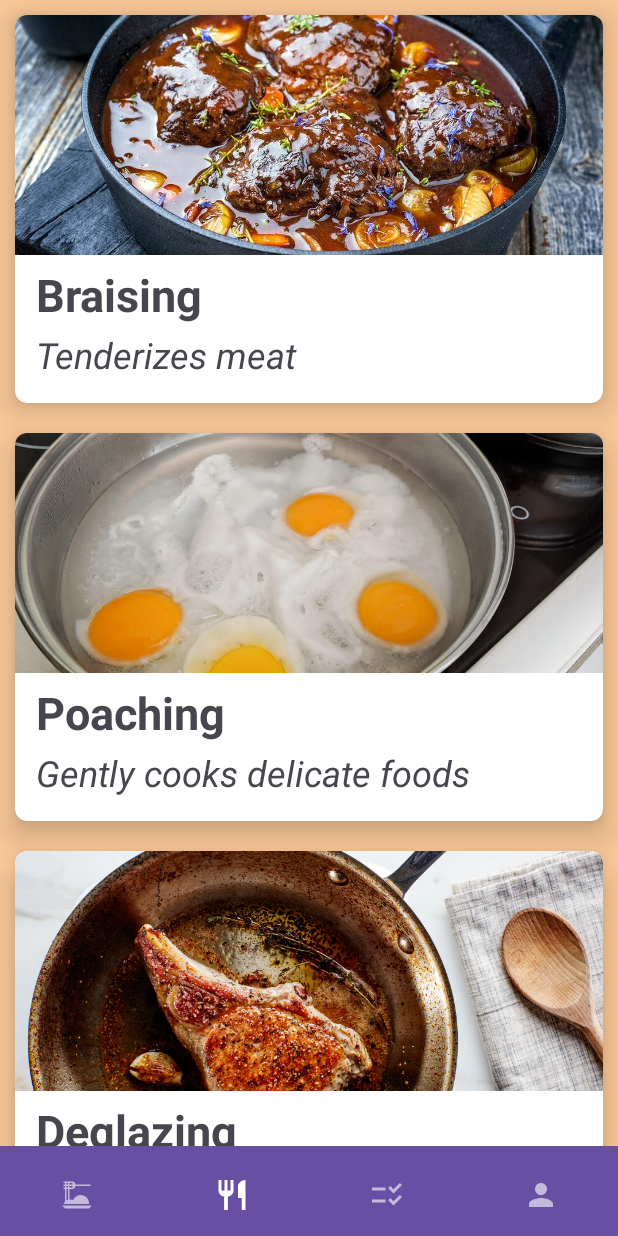
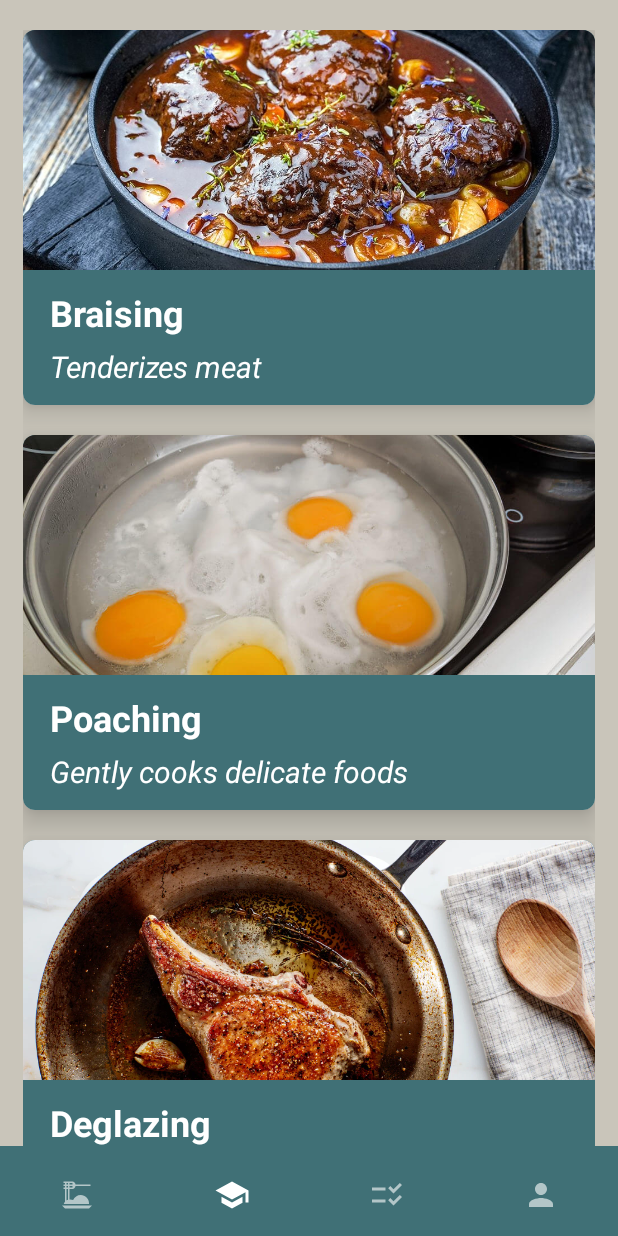
Before and after one commit to LauYanHui/MAD24_P01_05, an Android app: the HomeActivity screen opened directly, with no data from a screen before it, item 2 of the bottom bar chosen, on a phone screen of 412 x 824 dp. Run offline under Robolectric (Android 15) with nearby library versions, the phone set to English and light mode, and no system bars; our stand-ins replace Firebase (no records; nobody signed in at launch, a user with empty details on screens opened directly); libraries missing offline, so code that uses them is left out: jp.wasabeef.recyclerview; pictures from the network do not load.

Commit message:
fix: change color scheme

```diff
--- a/app/src/main/res/drawable/ic_technique_24.xml
+++ b/app/src/main/res/drawable/ic_technique_24.xml
@@ -1,5 +1,5 @@
 <vector xmlns:android="http://schemas.android.com/apk/res/android" android:height="24dp" android:tint="#000000" android:viewportHeight="24" android:viewportWidth="24" android:width="24dp">
 
-    <path android:fillColor="@android:color/white" android:pathData="M11,9L9,9L9,2L7,2v7L5,9L5,2L3,2v7c0,2.12 1.66,3.84 3.75,3.97L6.75,22h2.5v-9.03C11.34,12.84 13,11.12 13,9L13,2h-2v7zM16,6v8h2.5v8L21,22L21,2c-2.76,0 -5,2.24 -5,4z"/>
+    <path android:fillColor="@android:color/white" android:pathData="M5,13.18v4L12,21l7,-3.82v-4L12,17l-7,-3.82zM12,3L1,9l11,6 9,-4.91V17h2V9L12,3z"/>
 
 </vector>
--- a/app/src/main/res/layout/activity_home.xml
+++ b/app/src/main/res/layout/activity_home.xml
@@ -37,7 +37,8 @@
         app:menu="@menu/navbar"
         app:itemRippleColor="@null"
         style="@style/Widget.MaterialComponents.BottomNavigationView.Colored"
-        app:labelVisibilityMode="unlabeled">
+        app:labelVisibilityMode="unlabeled"
+        android:background="@color/carribeanCurrent">
     </com.google.android.material.bottomnavigation.BottomNavigationView>
 
 
--- a/app/src/main/res/layout/fragment_technique.xml
+++ b/app/src/main/res/layout/fragment_technique.xml
@@ -4,15 +4,17 @@
     android:id="@+id/fragment_technique"
     android:layout_width="match_parent"
     android:layout_height="match_parent"
-    tools:context=".activities.TechniqueFragment">
+    tools:context=".activities.TechniqueFragment"
+    android:paddingHorizontal="15dp"
+    android:paddingTop="20dp"
+    android:background="@color/timberWolf">
 
     <androidx.constraintlayout.widget.ConstraintLayout
         xmlns:app="http://schemas.android.com/apk/res-auto"
         android:id="@+id/main"
         android:layout_width="match_parent"
         android:layout_height="match_parent"
-        tools:context=".activities.TechniqueActivity"
-        android:background="#FAC898">
+        tools:context=".activities.TechniqueActivity">
 
         <androidx.recyclerview.widget.RecyclerView
             android:id="@+id/recyclerView"
--- a/app/src/main/res/layout/row_technique.xml
+++ b/app/src/main/res/layout/row_technique.xml
@@ -5,48 +5,49 @@
     android:id="@+id/card"
     android:layout_width="match_parent"
     android:layout_height="wrap_content"
-    android:layout_margin="10dp"
     app:cardCornerRadius="8dp"
-    app:cardElevation="12dp">
+    app:cardElevation="12dp"
+    android:layout_marginBottom="20dp">
 
     <LinearLayout
         android:layout_width="match_parent"
         android:layout_height="wrap_content"
         android:orientation="vertical"
-        android:layout_marginBottom="10dp">
+        android:background="@color/carribeanCurrent">
 
         <ImageView
             android:id="@+id/imageView"
             android:layout_width="match_parent"
             android:layout_height="160dp"
             android:scaleType="centerCrop"
-            android:contentDescription="Image of technique"
+            android:contentDescription="@string/content_description_image_technique"
             tools:srcCompat="@tools:sample/avatars" />
 
         <LinearLayout
             android:layout_width="match_parent"
             android:layout_height="wrap_content"
             android:orientation="vertical"
-            android:layout_marginHorizontal="14dp">
+            android:layout_marginHorizontal="18dp"
+            android:layout_marginVertical="12dp">
 
             <TextView
                 android:id="@+id/tvTitle"
                 android:layout_width="match_parent"
                 android:layout_height="wrap_content"
-                android:text="Title"
-                android:textSize="30sp"
+                android:text="@string/error"
+                android:textSize="24sp"
                 android:textStyle="bold"
-                android:paddingTop="6dp"
-                android:layout_marginBottom="3dp"/>
+                android:textColor="@color/white"
+                android:layout_marginBottom="6dp"/>
 
             <TextView
                 android:id="@+id/tvPurpose"
                 android:layout_width="match_parent"
                 android:layout_height="wrap_content"
-                android:text="Purpose"
+                android:text="@string/error"
                 android:textStyle="italic"
-                android:textSize="24sp"
-                android:paddingBottom="6dp"/>
+                android:textSize="20sp"
+                android:textColor="@color/white" />
 
         </LinearLayout>
 
--- a/app/src/main/res/values/colors.xml
+++ b/app/src/main/res/values/colors.xml
@@ -2,16 +2,18 @@
 <resources>
     <color name="black">#FF000000</color>
     <color name="white">#FFFFFFFF</color>
-    <color name="beige">#FEE2E2</color>
-    <color name="chamoisee">#8d775f</color>>
-    <color name="ecru">#d5bf86</color>
-    <color name="lemonChiffon">#f1f0cc</color>
-    <color name="madder">#a71d31</color>
     <color name="blackBean">#3f0d12</color>
     <color name="darkPurple">#32213a</color>
+    <color name="purple">#513B56</color>
     <color name="spaceCadet">#383b53</color>
-    <color name="grey">#66717e</color>
-    <color name="pearl">#D4D6B9</color>
     <color name="sage">#D1CAA1</color>
+    <color name="brown">#99582A</color>
+    <color name="bistre">#432818</color>
+    <color name="lion">#BB9457</color>
 
+    <color name="carribeanCurrent">#407076</color>
+    <color name="airForceBlue">#698996</color>
+    <color name="cambridgeBlue">#97B1A6</color>
+    <color name="timberWolf">#C9C5BA</color>
+    <color name="teaRose">#EBBAB9</color>
 </resources>
--- a/app/src/main/res/values/strings.xml
+++ b/app/src/main/res/values/strings.xml
@@ -10,6 +10,7 @@
     <string name="content_description_back_button">Back Button</string>
     <string name="content_description_add_button">Add Button</string>
     <string name="content_description_delete_button">Delete Button</string>
+    <string name="content_description_image_technique">Image of cooking technique</string>
 
     <string name="hint_grocery">Enter grocery item</string>
 
```
